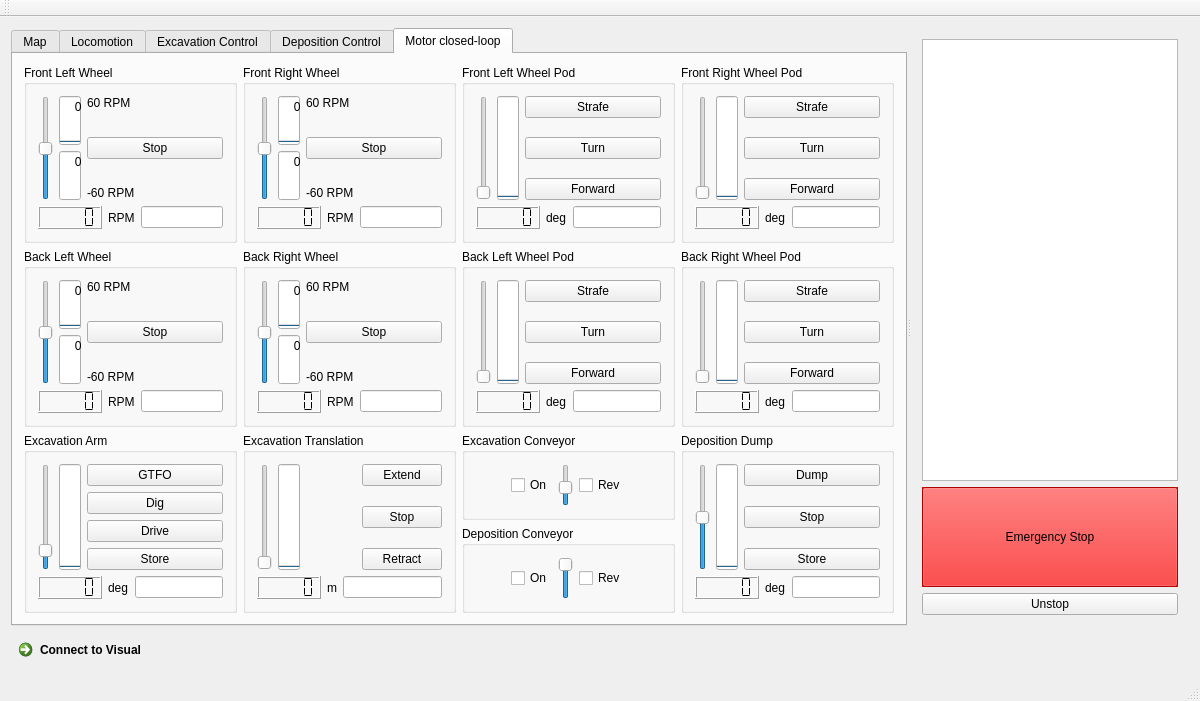
This is client/mainwindow.ui in CWRUbotix/NASA-RMC-2017 as Qt 5 draws it before an edit. The edited form follows.
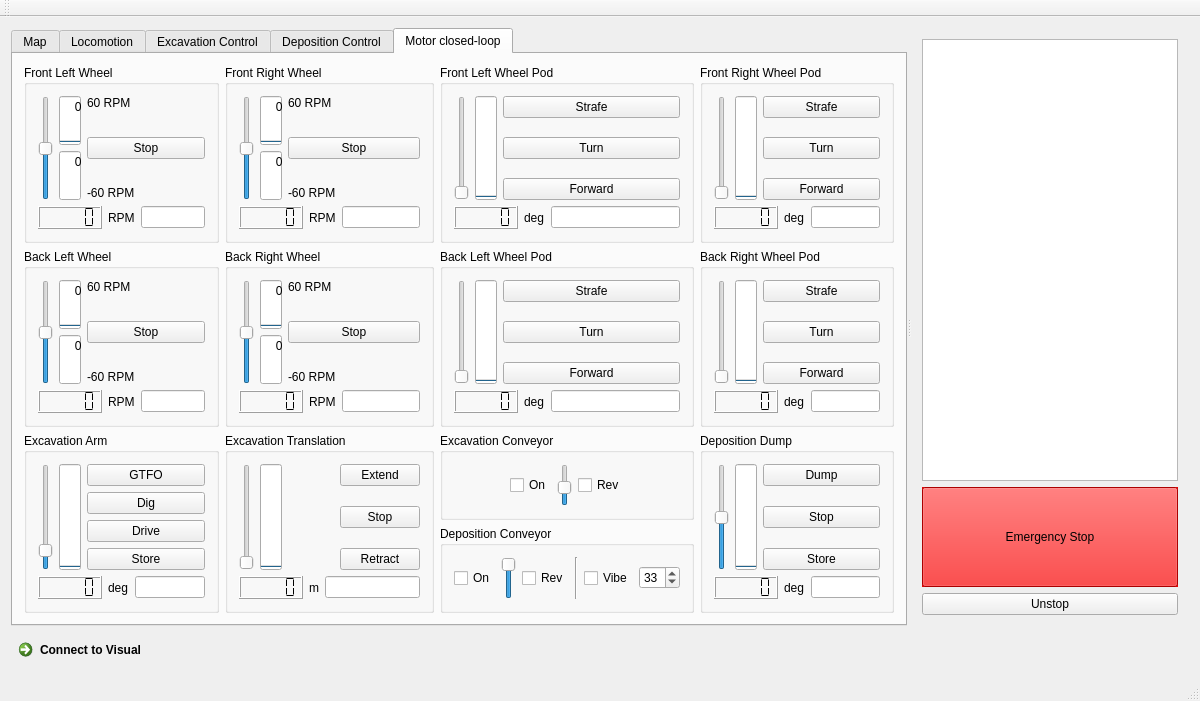
This is the edited form. Custom widgets are drawn as their Qt base class.

The edit to the form file:
```diff
--- a/client/mainwindow.ui
+++ b/client/mainwindow.ui
@@ -2729,6 +2729,33 @@
               </property>
              </widget>
             </item>
+            <item>
+             <widget class="Line" name="line">
+              <property name="orientation">
+               <enum>Qt::Vertical</enum>
+              </property>
+             </widget>
+            </item>
+            <item>
+             <widget class="QCheckBox" name="checkBox_Vibrate">
+              <property name="focusPolicy">
+               <enum>Qt::NoFocus</enum>
+              </property>
+              <property name="text">
+               <string>Vibe</string>
+              </property>
+             </widget>
+            </item>
+            <item>
+             <widget class="QSpinBox" name="spinBox_Vibrate">
+              <property name="maximum">
+               <number>40</number>
+              </property>
+              <property name="value">
+               <number>33</number>
+              </property>
+             </widget>
+            </item>
             <item>
              <spacer name="horizontalSpacer_4">
               <property name="focusPolicy">
```
Left out of the diff: 3 changed lines with no effect on the pictures.
